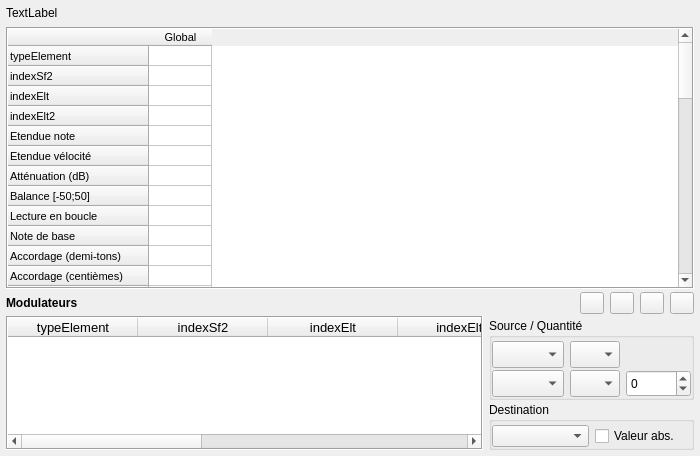
This is trunk/pages/page_inst.ui in davy7125/polyphone as Qt 5 draws it before an edit. The edited form follows.
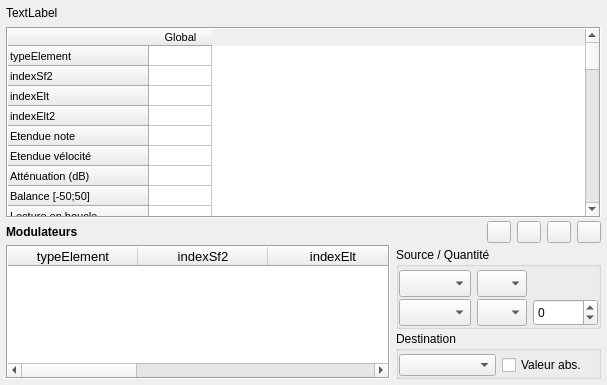
This is the edited form. Icons and pictures are not drawn. Custom widgets are drawn as their Qt base class.

Commit message: Apply modulator to all inst. or prst.

```diff
--- a/trunk/pages/page_inst.ui
+++ b/trunk/pages/page_inst.ui
@@ -6,8 +6,8 @@
    <rect>
     <x>0</x>
     <y>0</y>
-    <width>700</width>
-    <height>456</height>
+    <width>607</width>
+    <height>385</height>
    </rect>
   </property>
   <property name="windowTitle">
@@ -454,6 +454,74 @@
       <property name="verticalSpacing">
        <number>2</number>
       </property>
+      <item row="0" column="3">
+       <widget class="QPushButton" name="pushNouveauMod">
+        <property name="minimumSize">
+         <size>
+          <width>24</width>
+          <height>0</height>
+         </size>
+        </property>
+        <property name="maximumSize">
+         <size>
+          <width>24</width>
+          <height>24</height>
+         </size>
+        </property>
+        <property name="toolTip">
+         <string>Ajoute un modulateur</string>
+        </property>
+        <property name="text">
+         <string/>
+        </property>
+        <property name="icon">
+         <iconset resource="../ressources.qrc">
+          <normaloff>:/icones/add</normaloff>:/icones/add</iconset>
+        </property>
+       </widget>
+      </item>
+      <item row="0" column="2">
+       <spacer name="horizontalSpacer">
+        <property name="orientation">
+         <enum>Qt::Horizontal</enum>
+        </property>
+        <property name="sizeHint" stdset="0">
+         <size>
+          <width>10</width>
+          <height>20</height>
+         </size>
+        </property>
+       </spacer>
+      </item>
+      <item row="0" column="0">
+       <widget class="QLabel" name="label">
+        <property name="font">
+         <font>
+          <weight>75</weight>
+          <bold>true</bold>
+         </font>
+        </property>
+        <property name="text">
+         <string>Modulateurs</string>
+        </property>
+       </widget>
+      </item>
+      <item row="1" column="2">
+       <spacer name="verticalSpacer">
+        <property name="orientation">
+         <enum>Qt::Vertical</enum>
+        </property>
+        <property name="sizeType">
+         <enum>QSizePolicy::Fixed</enum>
+        </property>
+        <property name="sizeHint" stdset="0">
+         <size>
+          <width>20</width>
+          <height>0</height>
+         </size>
+        </property>
+       </spacer>
+      </item>
       <item row="0" column="4">
        <widget class="QPushButton" name="pushSupprimerMod">
         <property name="minimumSize">
@@ -480,6 +548,32 @@
         </property>
        </widget>
       </item>
+      <item row="0" column="6">
+       <widget class="QPushButton" name="pushPasteMod">
+        <property name="maximumSize">
+         <size>
+          <width>24</width>
+          <height>24</height>
+         </size>
+        </property>
+        <property name="toolTip">
+         <string>Colle les modulateurs copiés</string>
+        </property>
+        <property name="text">
+         <string/>
+        </property>
+        <property name="icon">
+         <iconset resource="../ressources.qrc">
+          <normaloff>:/icones/paste</normaloff>:/icones/paste</iconset>
+        </property>
+        <property name="iconSize">
+         <size>
+          <width>22</width>
+          <height>22</height>
+         </size>
+        </property>
+       </widget>
+      </item>
       <item row="2" column="2" colspan="5">
        <widget class="QGroupBox" name="groupBox_3">
         <property name="title">
@@ -632,45 +726,6 @@
         </layout>
        </widget>
       </item>
-      <item row="0" column="2">
-       <spacer name="horizontalSpacer">
-        <property name="orientation">
-         <enum>Qt::Horizontal</enum>
-        </property>
-        <property name="sizeHint" stdset="0">
-         <size>
-          <width>10</width>
-          <height>20</height>
-         </size>
-        </property>
-       </spacer>
-      </item>
-      <item row="0" column="6">
-       <widget class="QPushButton" name="pushPasteMod">
-        <property name="maximumSize">
-         <size>
-          <width>24</width>
-          <height>24</height>
-         </size>
-        </property>
-        <property name="toolTip">
-         <string>Colle les modulateurs copiés</string>
-        </property>
-        <property name="text">
-         <string/>
-        </property>
-        <property name="icon">
-         <iconset resource="../ressources.qrc">
-          <normaloff>:/icones/paste</normaloff>:/icones/paste</iconset>
-        </property>
-        <property name="iconSize">
-         <size>
-          <width>22</width>
-          <height>22</height>
-         </size>
-        </property>
-       </widget>
-      </item>
       <item row="3" column="2" colspan="5">
        <widget class="QGroupBox" name="groupBox">
         <property name="title">
@@ -689,9 +744,6 @@
          <property name="bottomMargin">
           <number>0</number>
          </property>
-         <property name="horizontalSpacing">
-          <number>6</number>
-         </property>
          <property name="verticalSpacing">
           <number>2</number>
          </property>
@@ -733,45 +785,6 @@
         </layout>
        </widget>
       </item>
-      <item row="0" column="0">
-       <widget class="QLabel" name="label">
-        <property name="font">
-         <font>
-          <weight>75</weight>
-          <bold>true</bold>
-         </font>
-        </property>
-        <property name="text">
-         <string>Modulateurs</string>
-        </property>
-       </widget>
-      </item>
-      <item row="0" column="3">
-       <widget class="QPushButton" name="pushNouveauMod">
-        <property name="minimumSize">
-         <size>
-          <width>24</width>
-          <height>0</height>
-         </size>
-        </property>
-        <property name="maximumSize">
-         <size>
-          <width>24</width>
-          <height>24</height>
-         </size>
-        </property>
-        <property name="toolTip">
-         <string>Ajoute un modulateur</string>
-        </property>
-        <property name="text">
-         <string/>
-        </property>
-        <property name="icon">
-         <iconset resource="../ressources.qrc">
-          <normaloff>:/icones/add</normaloff>:/icones/add</iconset>
-        </property>
-       </widget>
-      </item>
       <item row="0" column="5">
        <widget class="QPushButton" name="pushCopyMod">
         <property name="maximumSize">
```
Left out of the diff: 20 changed lines with no effect on the pictures. The commit also changes 3 other files.
